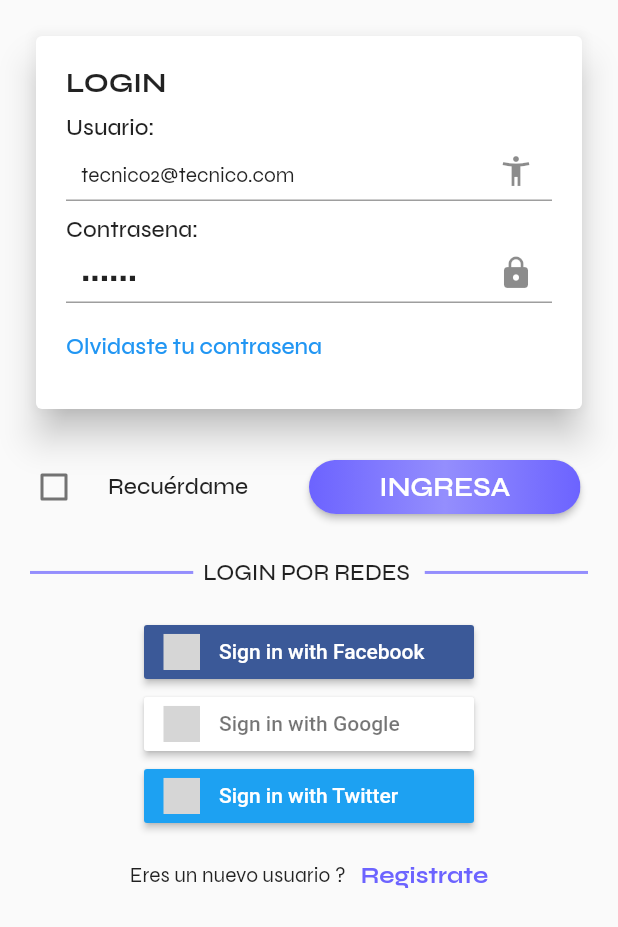
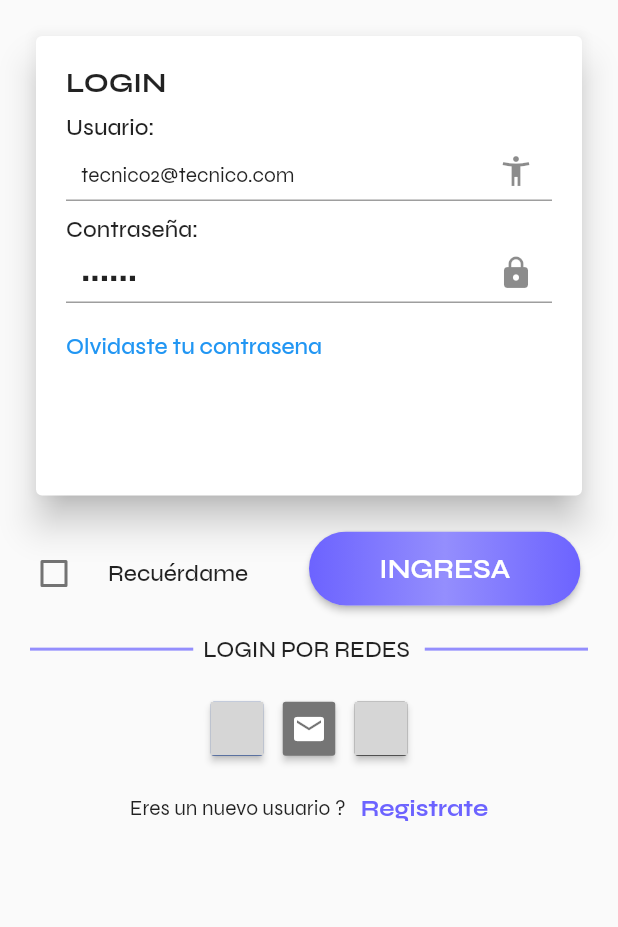
Before and after one commit to MeloGon/ParkApp, a Flutter app: the LoginPage screen opened by its route, on a phone screen of 412 x 824 dp, the part 309-1236 px from its top. Run offline on Flutter 3.47's test engine with Material 2 defaults, Android fonts, the phone set to English and light mode, and no system bars; our stand-ins replace flutter_signin_button, flutter_svg, hexcolor, lottie; grey boxes are pictures that could not be loaded.

Commit message:
fourth commit

```diff
--- a/lib/pages/login_page.dart
+++ b/lib/pages/login_page.dart
@@ -1,6 +1,7 @@
 import 'package:flutter/material.dart';
 import 'package:flutter_svg/flutter_svg.dart';
 import 'package:flutter_signin_button/flutter_signin_button.dart';
+import 'package:lottie/lottie.dart';
 
 class LoginPage extends StatefulWidget {
   @override
@@ -29,6 +30,7 @@ class _LoginPageState extends State<LoginPage> {
     return Scaffold(
       body: GestureDetector(
         onTap: () => FocusScope.of(context).requestFocus(new FocusNode()),
+        child: SafeArea(
           child: SingleChildScrollView(
             child: Column(
               children: <Widget>[
@@ -39,6 +41,7 @@ class _LoginPageState extends State<LoginPage> {
                 _socialIcons(),
                 _registerUser(),
               ],
+            ),
           ),
         ),
       ),
@@ -54,7 +57,12 @@ class _LoginPageState extends State<LoginPage> {
     var userType = Container(
       width: _screenSize.width * 0.7,
       height: _screenSize.height * 0.25,
-      child: SvgPicture.asset('assets/images/offroad.svg'),
+      child: SvgPicture.asset(
+        'assets/images/offroad.svg',
+        placeholderBuilder: (context) {
+          return Lottie.asset('assets/images/loading.json');
+        },
+      ),
     );
 
     return Row(
@@ -69,7 +77,7 @@ class _LoginPageState extends State<LoginPage> {
         style: TextStyle(
             fontFamily: 'Syne', fontSize: 18, fontWeight: FontWeight.w700));
     var labelUser = Text('Usuario:', style: styleLabel);
-    var labelPass = Text('Contrasena:', style: styleLabel);
+    var labelPass = Text('Contraseña:', style: styleLabel);
     var inputUser = Container(
       height: 40,
       child: TextFormField(
@@ -113,12 +121,13 @@ class _LoginPageState extends State<LoginPage> {
     return Container(
       padding: EdgeInsets.all(20.0),
       width: _screenSize.width * 1,
-      height: _screenSize.height * 0.36,
+      height: _screenSize.height * 0.43,
       child: Card(
         elevation: 10.0,
         child: Padding(
           padding: const EdgeInsets.all(20.0),
           child: Column(
+            mainAxisSize: MainAxisSize.max,
             crossAxisAlignment: CrossAxisAlignment.start,
             children: [
               titleCard,
@@ -186,7 +195,8 @@ class _LoginPageState extends State<LoginPage> {
       padding: const EdgeInsets.all(0.0),
     );
 
-    return Padding(
+    return Container(
+      height: _screenSize.height * 0.06,
       padding: const EdgeInsets.only(right: 25.0),
       child: Row(
         children: [checkRem, Expanded(child: logButton)],
@@ -221,18 +231,22 @@ class _LoginPageState extends State<LoginPage> {
   }
 
   Widget _socialIcons() {
-    return Column(
+    return Row(
+      mainAxisAlignment: MainAxisAlignment.center,
       children: [
         SignInButton(
           Buttons.Facebook,
+          mini: true,
           onPressed: () {},
         ),
         SignInButton(
-          Buttons.Google,
+          Buttons.Email,
+          mini: true,
           onPressed: () {},
         ),
         SignInButton(
-          Buttons.Twitter,
+          Buttons.Microsoft,
+          mini: true,
           onPressed: () {},
         ),
       ],
--- a/lib/widgets/slider_widget.dart
+++ b/lib/widgets/slider_widget.dart
@@ -1,5 +1,6 @@
 import 'package:flutter/material.dart';
 import 'package:flutter_svg/svg.dart';
+import 'package:lottie/lottie.dart';
 
 class SliderWidget extends StatelessWidget {
   final String title;
@@ -20,6 +21,9 @@ class SliderWidget extends StatelessWidget {
           SvgPicture.asset(
             image,
             width: width * 0.6,
+            placeholderBuilder: (context) {
+              return Lottie.asset('assets/images/loading.json');
+            },
           ),
           SizedBox(
             height: 60,
--- a/pubspec.yaml
+++ b/pubspec.yaml
@@ -26,6 +26,7 @@ dependencies:
   flutter_svg: ^0.19.0
   hexcolor: ^1.0.4
   flutter_signin_button: ^1.1.0
+  lottie: ^0.6.0
 
   # The following adds the Cupertino Icons font to your application.
   # Use with the CupertinoIcons class for iOS style icons.
```
Also changed, not shown: assets/images/loading.json (added, +1 -0 lines), assets/images/grua-park.png (added), pubspec.lock, 6 other files. Lines whose indentation alone changed are shown as unchanged.
